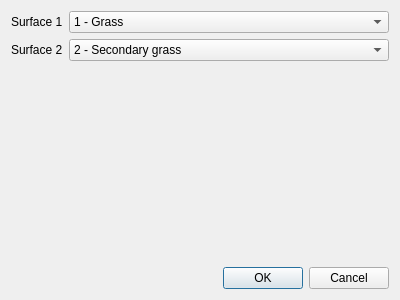
MegaGlest/megaglest-source, file source/glest_map_editor/switchsurfaces.ui: the form before one commit.
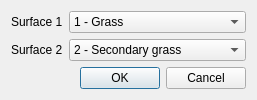
The form after the commit. Icons and pictures are not drawn.

Commit message: added cmake for qt4 also added not yet implemented dialogs

```diff
--- a/source/glest_map_editor/switchsurfaces.ui
+++ b/source/glest_map_editor/switchsurfaces.ui
@@ -6,8 +6,8 @@
    <rect>
     <x>0</x>
     <y>0</y>
-    <width>400</width>
-    <height>300</height>
+    <width>257</width>
+    <height>97</height>
    </rect>
   </property>
   <property name="windowTitle">
```
Left out of the diff: 12 changed lines with no effect on the pictures. The commit also changes 3 other files.
